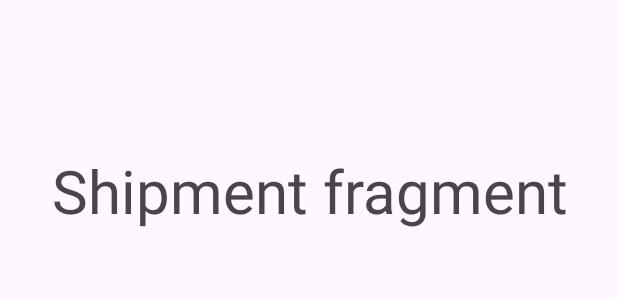
After one commit to Trevor-Kayeyia-Madara/FastishaApp, an Android app: the layout fragment_shipment.xml on its own in the app's theme, with its tools: preview values and no code run, on a phone screen of 412 x 824 dp. The commit adds this screen. Shown: the top 300 px of the screen. Run offline under Robolectric (Android 15) with nearby library versions, the phone set to English and light mode, and no system bars.

Commit message:
Adding shipment fragment and shipment button

```diff
--- a/app/src/main/java/com/example/fastishaapp/Customer.java
+++ b/app/src/main/java/com/example/fastishaapp/Customer.java
@@ -27,7 +27,9 @@ public class Customer extends AppCompatActivity {
 
             if(itemId == R.id.home){
                 replaceFragment(new HomeFragment());
-            } else if(itemId == R.id.payment) {
+            }else if(itemId == R.id.shipment){
+                replaceFragment(new ShipmentFragment());
+            }else if(itemId == R.id.payment) {
                 replaceFragment(new PaymentFragment());
             }else if(itemId == R.id.profile) {
                 replaceFragment(new ProfileFragment());
--- a/app/src/main/res/layout/activity_loading_page.xml
+++ b/app/src/main/res/layout/activity_loading_page.xml
@@ -36,13 +36,13 @@
         android:layout_width="238dp"
         android:layout_height="296dp"
         android:layout_marginStart="108dp"
-        android:layout_marginTop="140dp"
         android:layout_marginEnd="163dp"
+        android:contentDescription="TODO"
+        app:layout_constraintBottom_toBottomOf="parent"
         app:layout_constraintEnd_toEndOf="parent"
         app:layout_constraintHorizontal_bias="0.255"
         app:layout_constraintStart_toStartOf="parent"
         app:layout_constraintTop_toTopOf="parent"
         app:srcCompat="@drawable/fastisha_launcher"
-        android:contentDescription="TODO"
         tools:ignore="ContentDescription" />
 </androidx.constraintlayout.widget.ConstraintLayout>
--- a/app/src/main/res/layout/activity_main.xml
+++ b/app/src/main/res/layout/activity_main.xml
@@ -10,16 +10,14 @@
 
     <TextView
         android:id="@+id/textView"
+        android:layout_marginTop="100dp"
         android:layout_width="wrap_content"
         android:layout_height="wrap_content"
         android:text="Welcome back to Fastisha"
         android:textAppearance="@style/TextAppearance.AppCompat.Large"
-        app:layout_constraintBottom_toBottomOf="parent"
         app:layout_constraintEnd_toEndOf="parent"
-        app:layout_constraintHorizontal_bias="0.202"
         app:layout_constraintStart_toStartOf="parent"
         app:layout_constraintTop_toTopOf="parent"
-        app:layout_constraintVertical_bias="0.042"
         tools:ignore="HardcodedText" />
 
     <EditText
--- /dev/null
+++ b/app/src/main/res/layout/fragment_shipment.xml
@@ -0,0 +1,16 @@
+<?xml version="1.0" encoding="utf-8"?>
+<FrameLayout xmlns:android="http://schemas.android.com/apk/res/android"
+    xmlns:tools="http://schemas.android.com/tools"
+    android:layout_width="match_parent"
+    android:layout_height="match_parent"
+    tools:context=".ShipmentFragment">
+
+    <!-- TODO: Update blank fragment layout -->
+    <TextView
+        android:layout_marginTop="100dp"
+        android:layout_width="match_parent"
+        android:layout_height="wrap_content"
+        android:textAlignment="center"
+        android:text="Shipment fragment"
+        android:textSize="40dp" />
+</FrameLayout>
--- a/app/src/main/res/menu/bottom_nav_meu.xml
+++ b/app/src/main/res/menu/bottom_nav_meu.xml
@@ -5,6 +5,10 @@
         android:title="Home"
         android:icon="@drawable/home_icon"
         />
+    <item
+        android:id="@+id/shipment"
+        android:title="Shipment"
+        android:icon="@drawable/shipment"/>
     <item
         android:id="@+id/payment"
         android:title="Payment"
@@ -15,4 +19,5 @@
         android:title="Profile"
         android:icon="@drawable/profile"
         />
+
 </menu>
```
Also changed, not shown: app/src/main/java/com/example/fastishaapp/ShipmentFragment.java (added, +64 -0 lines), app/src/main/res/drawable/shipment.xml (added, +24 -0 lines), app/src/main/truck-playstore.png (added).
